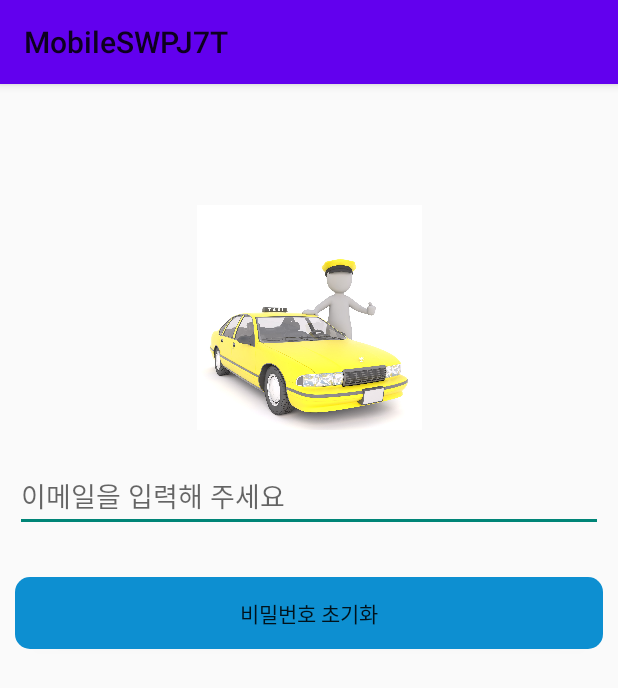
After one commit to ArsenicB/CallvanMatchApp, an Android app: the ForgotPasswordActivity screen opened directly, with no data from a screen before it, on a phone screen of 412 x 824 dp. The commit adds this screen. Shown: the top 688 px of the screen. Run offline under Robolectric (Android 15) with nearby library versions, the phone set to English and light mode, and no system bars; our stand-ins replace Firebase (no records; nobody signed in at launch, a user with empty details on screens opened directly).

Commit message:
비밀번호 찾기와 로그인 기능 구현. 비밀번호 찾기에서 이메일을 입력 하였음에도, if문이 실행 되는 에러를 고쳐야 함

```diff
--- /dev/null
+++ b/app/src/main/java/com/example/mobileswpj7t/ForgotPasswordActivity.java
@@ -0,0 +1,61 @@
+package com.example.mobileswpj7t;
+
+import androidx.annotation.NonNull;
+import androidx.appcompat.app.AppCompatActivity;
+
+import android.content.Intent;
+import android.os.Bundle;
+import android.util.Patterns;
+import android.view.View;
+import android.widget.EditText;
+import android.widget.ProgressBar;
+import android.widget.Toast;
+
+import com.google.android.gms.tasks.OnCompleteListener;
+import com.google.android.gms.tasks.Task;
+import com.google.firebase.auth.FirebaseAuth;
+
+public class ForgotPasswordActivity extends AppCompatActivity {
+
+    EditText editTextEmil;
+    FirebaseAuth mAuth;
+    ProgressBar progressBar;;
+
+    @Override
+    protected void onCreate(Bundle savedInstanceState) {
+        super.onCreate(savedInstanceState);
+        setContentView(R.layout.activity_forgot_password);
+        editTextEmil = (EditText) findViewById(R.id.editTextForgotPasswordEmail);
+        mAuth = FirebaseAuth.getInstance();
+        progressBar = (ProgressBar) findViewById(R.id.forgotPasswordActivity);
+    }
+
+    public void forgotPasswordResetBtnPressed(View v){
+        resetPassword();
+
+    }
+
+    private void resetPassword(){
+        String txtEmail = editTextEmil.toString().trim();
+        if(!Patterns.EMAIL_ADDRESS.matcher(txtEmail).matches()){
+            editTextEmil.setError("올바른 이메일을 입력해 주세요.");
+            editTextEmil.requestFocus();
+            return;
+        }else{
+            progressBar.setVisibility(View.VISIBLE);
+            mAuth.sendPasswordResetEmail(txtEmail).addOnCompleteListener(new OnCompleteListener<Void>() {
+                @Override
+                public void onComplete(@NonNull Task<Void> task) {
+                    if(task.isSuccessful()){
+                        Toast.makeText(ForgotPasswordActivity.this,"이메일을 확인 바랍니다.",Toast.LENGTH_LONG).show();
+                        Intent intent = new Intent(ForgotPasswordActivity.this, SignInActivity.class);
+                        startActivity(intent);
+                    }else{
+                        Toast.makeText(ForgotPasswordActivity.this,"비밀번호 초기화에 실패하였습니다.",Toast.LENGTH_LONG).show();
+                    }
+                    progressBar.setVisibility(View.GONE);
+                }
+            });
+        }
+    }
+}
--- a/app/src/main/java/com/example/mobileswpj7t/WelcomeActivity.java
+++ b/app/src/main/java/com/example/mobileswpj7t/WelcomeActivity.java
@@ -50,6 +50,7 @@ public class WelcomeActivity extends AppCompatActivity {
     }
 
     public void onButtonSignInClicked(View view){
-
+        Intent intent = new Intent(WelcomeActivity.this, SignInActivity.class);
+        startActivity(intent);
     }
 }
--- a/app/src/main/res/drawable/button_sign_up.xml
+++ b/app/src/main/res/drawable/button_sign_up.xml
@@ -1,6 +1,11 @@
 <?xml version="1.0" encoding="utf-8"?>
 <selector xmlns:android="http://schemas.android.com/apk/res/android">
-    <solid android:color="@color/matching"/>
-    <corners android:radius="10dp"/>
-
+    <item android:state_enabled="true">
+        <shape>
+            <solid android:color="@color/matching">
+            </solid>
+            <corners android:radius="10dp">
+            </corners>
+        </shape>
+    </item>
 </selector>
--- /dev/null
+++ b/app/src/main/res/layout/activity_forgot_password.xml
@@ -0,0 +1,61 @@
+<?xml version="1.0" encoding="utf-8"?>
+<androidx.constraintlayout.widget.ConstraintLayout xmlns:android="http://schemas.android.com/apk/res/android"
+    xmlns:app="http://schemas.android.com/apk/res-auto"
+    xmlns:tools="http://schemas.android.com/tools"
+    android:layout_width="match_parent"
+    android:layout_height="match_parent"
+    tools:context=".ForgotPasswordActivity">
+
+    <ImageView
+        android:id="@+id/imageView4"
+        android:layout_width="0dp"
+        android:layout_height="150dp"
+        app:layout_constraintBottom_toBottomOf="parent"
+        app:layout_constraintDimensionRatio="w,1:1"
+        app:layout_constraintEnd_toEndOf="parent"
+        app:layout_constraintStart_toStartOf="parent"
+        app:layout_constraintTop_toTopOf="parent"
+        app:layout_constraintVertical_bias="0.13"
+        app:srcCompat="@drawable/logo2" />
+
+    <EditText
+        android:id="@+id/editTextForgotPasswordEmail"
+        android:layout_width="0dp"
+        android:layout_height="wrap_content"
+        android:layout_marginStart="10dp"
+        android:layout_marginTop="20dp"
+        android:layout_marginEnd="10dp"
+        android:ems="10"
+        android:hint="이메일을 입력해 주세요"
+        android:inputType="textPersonName"
+        app:layout_constraintEnd_toEndOf="parent"
+        app:layout_constraintStart_toStartOf="parent"
+        app:layout_constraintTop_toBottomOf="@+id/imageView4" />
+
+    <Button
+        android:id="@+id/button5"
+        android:layout_width="0dp"
+        android:layout_height="wrap_content"
+        android:layout_marginStart="10dp"
+        android:layout_marginTop="30dp"
+        android:layout_marginEnd="10dp"
+        android:text="비밀번호 초기화"
+        android:background="@drawable/button_sign_up"
+        app:backgroundTint="@null"
+        android:onClick="forgotPasswordResetBtnPressed"
+        app:layout_constraintEnd_toEndOf="parent"
+        app:layout_constraintStart_toStartOf="parent"
+        app:layout_constraintTop_toBottomOf="@+id/editTextForgotPasswordEmail" />
+
+    <ProgressBar
+        android:id="@+id/forgotPasswordActivity"
+        style="?android:attr/progressBarStyle"
+        android:layout_width="wrap_content"
+        android:layout_height="wrap_content"
+        android:visibility="gone"
+        app:layout_constraintBottom_toBottomOf="parent"
+        app:layout_constraintEnd_toEndOf="parent"
+        app:layout_constraintStart_toStartOf="parent"
+        app:layout_constraintTop_toTopOf="parent" />
+
+</androidx.constraintlayout.widget.ConstraintLayout>
--- a/app/src/main/res/values/themes.xml
+++ b/app/src/main/res/values/themes.xml
@@ -1,6 +1,6 @@
 <resources xmlns:tools="http://schemas.android.com/tools">
     <!-- Base application theme. -->
-    <style name="Theme.MobileSWPJ7T" parent="Theme.MaterialComponents.DayNight.DarkActionBar">
+    <style name="Theme.MobileSWPJ7T" parent="Theme.AppCompat.Light">
         <!-- Primary brand color. -->
         <item name="colorPrimary">@color/purple_500</item>
         <item name="colorPrimaryVariant">@color/purple_700</item>
```
Also changed, not shown: app/src/main/AndroidManifest.xml (+7 -1 lines), app/src/main/java/com/example/mobileswpj7t/SignInActivity.java (added, +83 -0 lines), app/src/main/java/com/example/mobileswpj7t/SignUpActivity.java (+8 -3 lines), app/src/main/res/drawable/button_sign_in.xml (+8 -2 lines), app/src/main/res/layout/activity_sign_in_activity.xml (added, +97 -0 lines), app/src/main/res/layout/activity_sign_up.xml (+4 -4 lines).
